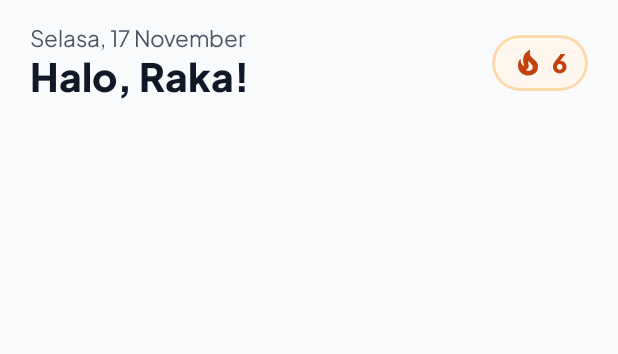
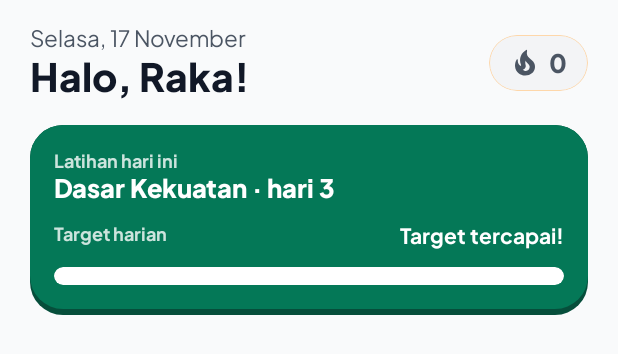
Before and after one commit to christiannathaniel365/MOVIT, an Android app built with Jetpack Compose: the @Preview function HomeScreenPreview, on a phone screen of 412 x 824 dp. Shown: the top 354 px of the screen. Run offline under Robolectric (Android 15) with nearby library versions, the phone set to English and light mode, and no system bars.

Commit message:
Add today workout card with progress bar

```diff
--- a/app/src/main/java/com/example/movit/ui/home/HomeScreen.kt
+++ b/app/src/main/java/com/example/movit/ui/home/HomeScreen.kt
@@ -23,6 +23,12 @@ import androidx.compose.ui.res.painterResource
 import androidx.compose.ui.tooling.preview.Preview
 import androidx.compose.ui.unit.dp
 import com.example.movit.R
+import androidx.compose.foundation.layout.Box
+import androidx.compose.foundation.layout.fillMaxHeight
+import androidx.compose.foundation.layout.height
+import androidx.compose.foundation.shape.RoundedCornerShape
+import androidx.compose.ui.graphics.Color
+import com.example.movit.ui.theme.Emerald700
 import com.example.movit.ui.theme.MovitTheme
 
 @Composable
@@ -34,8 +40,13 @@ fun HomeScreen(modifier: Modifier = Modifier) {
             .padding(horizontal = 20.dp, vertical = 16.dp),
         verticalArrangement = Arrangement.spacedBy(16.dp),
     ) {
-        HomeHeader(name = "Raka", dateText = "Selasa, 17 November", streak = 6)
-        // Tahap 3: kartu Latihan hari ini
+        HomeHeader(name = "Raka", dateText = "Selasa, 17 November", streak = 0)
+        TodayWorkoutCard(
+            programName = "Dasar Kekuatan",
+            day = 3,
+            minutesDone = 16,
+            minutesTarget = 15,
+        )
         // Tahap 4: kartu Hasil terakhir
     }
 }
@@ -80,7 +91,69 @@ fun StreakPill(streak: Int) {
         Text("$streak", style = MaterialTheme.typography.titleMedium, color = contentColor )
     }
 }
+@Composable
+fun TodayWorkoutCard(
+    programName: String,
+    day: Int,
+    minutesDone: Int,
+    minutesTarget: Int,
+) {
+    val shape = RoundedCornerShape(22.dp)
+    Column(
+        modifier = Modifier
+            .fillMaxWidth()
+            .background(MovitTheme.colors.buttonShadow, shape) // lapisan bayangan (hijau tua)
+            .padding(bottom = 4.dp)
+            .background(Emerald700, shape)                     // kartu hijau utama
+            .padding(16.dp),
+        verticalArrangement = Arrangement.spacedBy(12.dp),
+    ) {
+        val isDone = if (minutesDone >= minutesTarget) "Target tercapai!" else "$minutesDone / $minutesTarget menit"
+        Column {
+            Text(
+                "Latihan hari ini",
+                style = MaterialTheme.typography.labelSmall,
+                color = Color.White.copy(alpha = 0.8f),
+            )
+            Text(
+                "$programName · hari $day",
+                style = MaterialTheme.typography.titleMedium,
+                color = Color.White,
+            )
+        }
 
+        Row(
+            modifier = Modifier.fillMaxWidth(),
+            horizontalArrangement = Arrangement.SpaceBetween,
+        ) {
+            Text("Target harian", style = MaterialTheme.typography.labelSmall, color = Color.White.copy(alpha = 0.8f))
+            Text(isDone, style = MaterialTheme.typography.labelMedium, color = Color.White)
+        }
+
+        ProgressBar(progress = minutesDone.toFloat() / minutesTarget)
+
+        // Tahap 3b: daftar gerakan + tombol Lanjutkan
+    }
+}
+
+@Composable
+fun ProgressBar(progress: Float, modifier: Modifier = Modifier) {
+    Box(
+        modifier = modifier
+            .fillMaxWidth()
+            .height(12.dp)
+            .clip(CircleShape)
+            .background(Color.White.copy(alpha = 0.25f)), // jalur (track)
+    ) {
+        Box(
+            modifier = Modifier
+                .fillMaxWidth(progress.coerceIn(0f, 1f))  // isi sesuai persentase
+                .fillMaxHeight()
+                .clip(CircleShape)
+                .background(Color.White),
+        )
+    }
+}
 @Preview(showBackground = true, backgroundColor = 0xFFF9FAFB)
 @Composable
 private fun HomeScreenPreview() {
```
